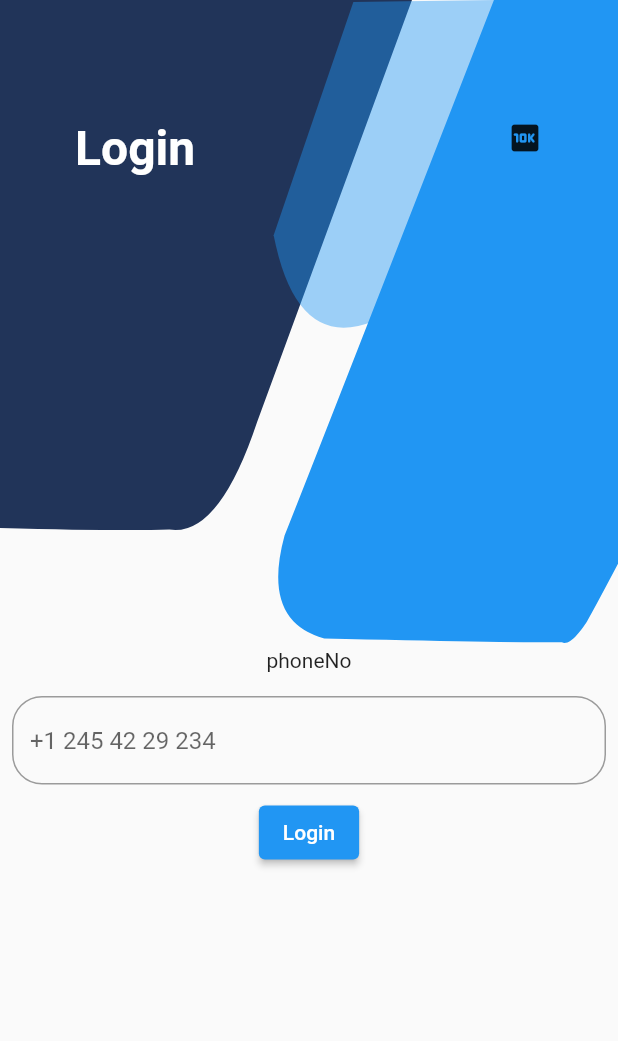
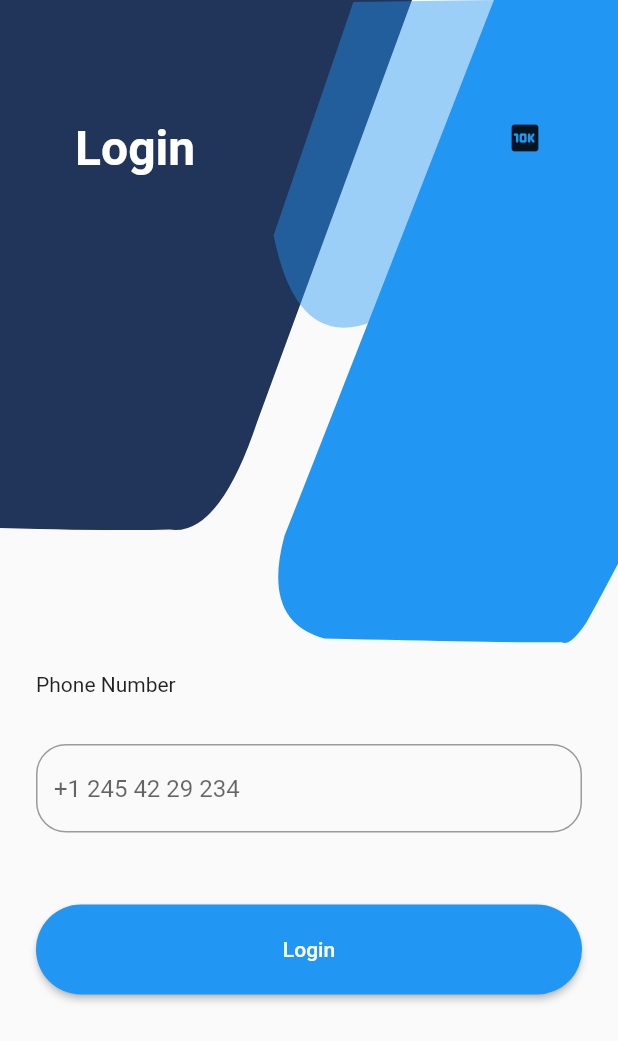
Before and after one commit to shravaninw/custom_paint, a Flutter app: the screen it shows after launch, on a phone screen of 412 x 824 dp. Shown: the top 1041 px of the screen. Run offline on Flutter 3.47's test engine with Material 2 defaults, Android fonts, the phone set to English and light mode, and no system bars.

Commit message:
login page

```diff
--- a/lib/main.dart
+++ b/lib/main.dart
@@ -67,15 +67,18 @@ class _MyHomePageState extends State<MyHomePage> {
               ),
             ],
           ),
-          Padding(
-            padding: const EdgeInsets.all(8.0),
-            child: Text(
-              'phoneNo',
+          Align(
+            alignment: Alignment.topLeft,
+            child: Padding(
+              padding: const EdgeInsets.fromLTRB(24, 24, 0, 8),
+              child: Text(
+                'Phone Number',
+              ),
             ),
           ),
           Padding(
-            padding: const EdgeInsets.all(8.0),
-            child: TextField(
+            padding: const EdgeInsets.all(24.0),
+            child: TextFormField(
               decoration: InputDecoration(
                   hintText: '+1 245 42 29 234',
                   fillColor: Colors.grey,
@@ -83,7 +86,16 @@ class _MyHomePageState extends State<MyHomePage> {
                       borderRadius: BorderRadius.all(Radius.circular(20)))),
             ),
           ),
-          ElevatedButton(onPressed: () {}, child: Text('Login'))
+          Padding(
+            padding: const EdgeInsets.all(24.0),
+            child: ElevatedButton(
+                style: ElevatedButton.styleFrom(
+                    fixedSize: Size(MediaQuery.of(context).size.width, 60),
+                    shape: RoundedRectangleBorder(
+                        borderRadius: BorderRadius.circular(40))),
+                onPressed: () {},
+                child: Text('Login')),
+          )
         ],
       ),
     ));
```
